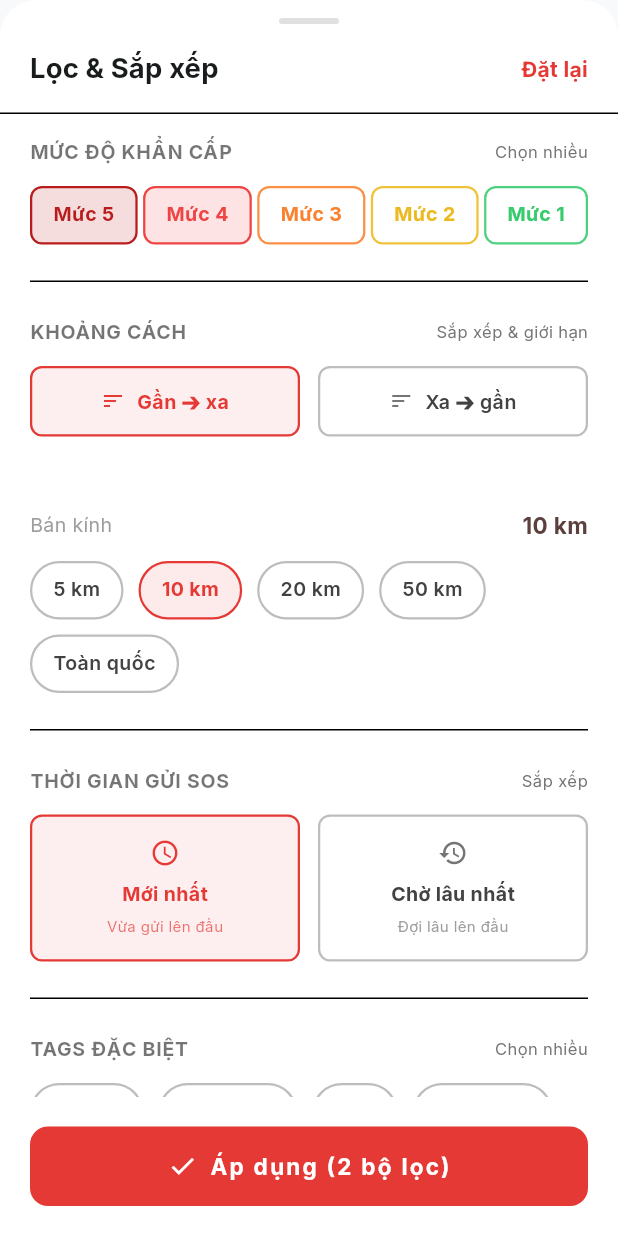
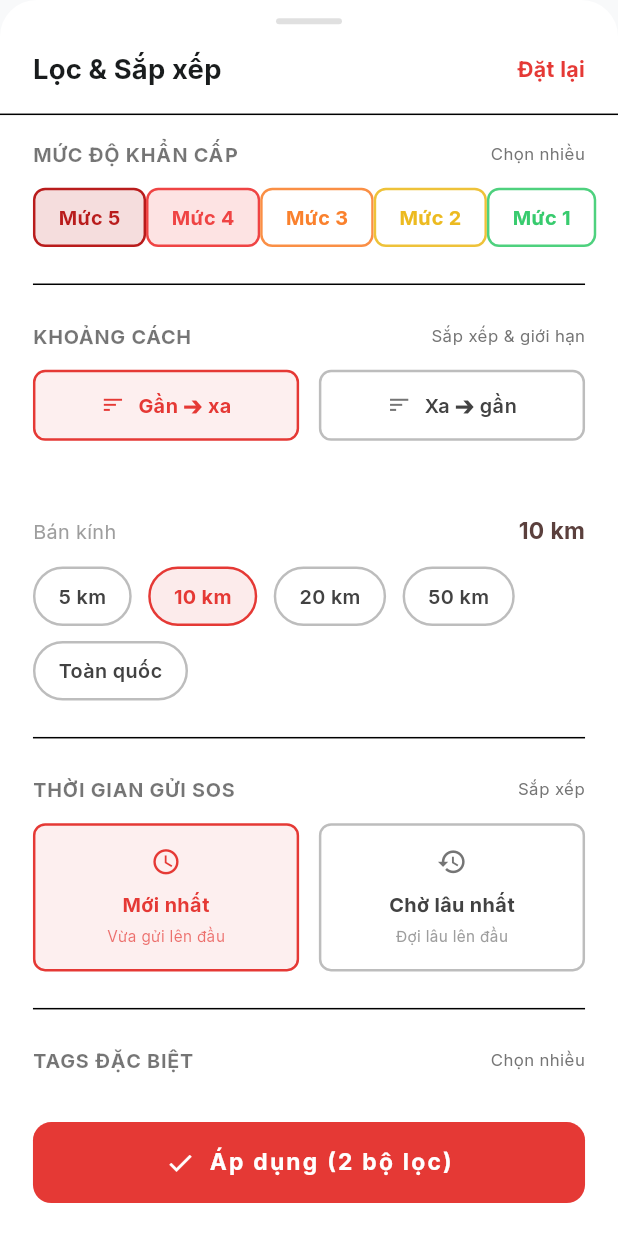
Before and after one commit to FLD-TN/Flood-aid, a Flutter app: the FilterBottomSheet widget shown alone on an empty page, opened directly, on a phone screen of 412 x 824 dp. Run offline on Flutter 3.47's test engine with Material 3 defaults, Android fonts, the phone set to English and light mode, and no system bars; our stand-ins replace connectivity_plus, firebase_auth, firebase_core, firebase_messaging, flutter_local_notifications, flutter_map and 8 more; accounts and stored records are empty; network calls fail.

Commit message:
feat(ui): refactor global widgets to be responsive

```diff
--- a/mobile/lib/widgets/connectivity_banner.dart
+++ b/mobile/lib/widgets/connectivity_banner.dart
@@ -1,6 +1,7 @@
 import 'dart:async';
 import 'package:flutter/material.dart';
 import 'package:connectivity_plus/connectivity_plus.dart';
+import 'package:flutter_screenutil/flutter_screenutil.dart';
 
 /// Fix #13: Global connectivity banner — hiện "Mất kết nối mạng"
 /// khi thiết bị offline. Dùng wrap toàn app hoặc từng screen.
@@ -77,22 +78,22 @@ class _ConnectivityBannerState extends State<ConnectivityBanner>
               ? Container(
                   width: double.infinity,
                   color: Colors.red.shade700,
-                  padding: const EdgeInsets.symmetric(
-                    horizontal: 16,
-                    vertical: 8,
+                  padding: EdgeInsets.symmetric(
+                    horizontal: 16.w,
+                    vertical: 8.h,
                   ),
                   child: SafeArea(
                     bottom: false,
                     child: Row(
                       mainAxisAlignment: MainAxisAlignment.center,
-                      children: const [
-                        Icon(Icons.wifi_off, color: Colors.white, size: 16),
-                        SizedBox(width: 8),
+                      children: [
+                        Icon(Icons.wifi_off, color: Colors.white, size: 16.r),
+                        SizedBox(width: 8.w),
                         Text(
                           'Mất kết nối mạng — Đang thử lại...',
                           style: TextStyle(
                             color: Colors.white,
-                            fontSize: 12,
+                            fontSize: 12.sp,
                             fontWeight: FontWeight.bold,
                           ),
                         ),
--- a/mobile/lib/widgets/filter_bottom_sheet.dart
+++ b/mobile/lib/widgets/filter_bottom_sheet.dart
@@ -1,4 +1,5 @@
 import 'package:flutter/material.dart';
+import 'package:flutter_screenutil/flutter_screenutil.dart';
 import '../theme/app_theme.dart';
 
 /// Filter parameters returned to parent
@@ -105,26 +106,26 @@ class _FilterBottomSheetState extends State<FilterBottomSheet> {
         (_maxDistance < 10 ? 1 : 0);
 
     return Container(
-      decoration: const BoxDecoration(
+      decoration: BoxDecoration(
         color: Colors.white,
-        borderRadius: BorderRadius.vertical(top: Radius.circular(24)),
+        borderRadius: BorderRadius.vertical(top: Radius.circular(24.r)),
       ),
       child: Column(
         children: [
           // Handle
-          const SizedBox(height: 12),
+          SizedBox(height: 12.h),
           Container(
-            width: 40,
-            height: 4,
+            width: 40.w,
+            height: 4.h,
             decoration: BoxDecoration(
               color: Colors.grey[300],
-              borderRadius: BorderRadius.circular(2),
+              borderRadius: BorderRadius.circular(2.r),
             ),
           ),
 
           // Header
           Padding(
-            padding: const EdgeInsets.symmetric(horizontal: 20, vertical: 16),
+            padding: EdgeInsets.symmetric(horizontal: 20.w, vertical: 16.h),
             child: Row(
               mainAxisAlignment: MainAxisAlignment.spaceBetween,
               children: [
@@ -141,22 +142,22 @@ class _FilterBottomSheetState extends State<FilterBottomSheet> {
                     style: TextStyle(
                       color: AppColors.alertRed,
                       fontWeight: FontWeight.bold,
-                      fontSize: 14,
+                      fontSize: 14.sp,
                     ),
                   ),
                 ),
               ],
             ),
           ),
-          const Divider(height: 1),
+          Divider(height: 1),
 
           Expanded(
             child: ListView(
-              padding: const EdgeInsets.symmetric(horizontal: 20, vertical: 16),
+              padding: EdgeInsets.symmetric(horizontal: 20.w, vertical: 16.h),
               children: [
                 // 1. MỨC ĐỘ KHẨN CẤP
                 _buildSectionHeader('MỨC ĐỘ KHẨN CẤP', trailing: 'Chọn nhiều'),
-                const SizedBox(height: 12),
+                SizedBox(height: 12.h),
                 Row(
                   mainAxisAlignment: MainAxisAlignment.spaceBetween,
                   children: List.generate(5, (index) {
@@ -174,77 +175,77 @@ class _FilterBottomSheetState extends State<FilterBottomSheet> {
                         });
                       },
                       child: Container(
-                        padding: const EdgeInsets.symmetric(horizontal: 14, vertical: 8),
+                        padding: EdgeInsets.symmetric(horizontal: 14.w, vertical: 8.h),
                         decoration: BoxDecoration(
-                          color: isSelected ? color.withOpacity(0.15) : Colors.white,
+                          color: isSelected ? color.withValues(alpha: 0.15) : Colors.white,
                           border: Border.all(
-                            color: isSelected ? color : color.withOpacity(0.8),
-                            width: 1.5,
+                            color: isSelected ? color : color.withValues(alpha: 0.8),
+                            width: 1.5.w,
                           ),
-                          borderRadius: BorderRadius.circular(8),
+                          borderRadius: BorderRadius.circular(8.r),
                         ),
                         child: Text(
                           'Mức $level',
                           style: TextStyle(
-                            color: isSelected ? color : color.withOpacity(0.9),
+                            color: isSelected ? color : color.withValues(alpha: 0.9),
                             fontWeight: FontWeight.bold,
-                            fontSize: 13,
+                            fontSize: 13.sp,
                           ),
                         ),
                       ),
                     );
                   }),
                 ),
-                const SizedBox(height: 24),
-                const Divider(height: 1),
-                const SizedBox(height: 24),
+                SizedBox(height: 24.h),
+                Divider(height: 1),
+                SizedBox(height: 24.h),
 
                 // 2. KHOẢNG CÁCH
                 _buildSectionHeader('KHOẢNG CÁCH', trailing: 'Sắp xếp & giới hạn'),
-                const SizedBox(height: 12),
+                SizedBox(height: 12.h),
                 Row(
                   children: [
                     Expanded(child: _buildSortButton(true, _sortNearest, 'Gần ➔ xa', Icons.sort)),
-                    const SizedBox(width: 12),
+                    SizedBox(width: 12.w),
                     Expanded(child: _buildSortButton(false, !_sortNearest, 'Xa ➔ gần', Icons.sort)),
                   ],
                 ),
-                const SizedBox(height: 24),
-                const SizedBox(height: 24),
+                SizedBox(height: 24.h),
+                SizedBox(height: 24.h),
                 Row(
                   mainAxisAlignment: MainAxisAlignment.spaceBetween,
                   children: [
-                    const Text('Bán kính', style: TextStyle(color: Colors.grey, fontSize: 13)),
+                    Text('Bán kính', style: TextStyle(color: Colors.grey, fontSize: 13.sp)),
                     Text(
                       _maxDistance == -1 ? 'Toàn quốc' : '${_maxDistance.toInt()} km',
-                      style: const TextStyle(fontWeight: FontWeight.bold, fontSize: 15),
+                      style: TextStyle(fontWeight: FontWeight.bold, fontSize: 15.sp),
                     ),
                   ],
                 ),
-                const SizedBox(height: 12),
+                SizedBox(height: 12.h),
                 Wrap(
-                  spacing: 10,
-                  runSpacing: 10,
+                  spacing: 10.w,
+                  runSpacing: 10.h,
                   children: [5.0, 10.0, 20.0, 50.0, -1.0].map((dist) {
                     final isSelected = _maxDistance == dist;
                     final label = dist == -1.0 ? 'Toàn quốc' : '${dist.toInt()} km';
                     return GestureDetector(
                       onTap: () => setState(() => _maxDistance = dist),
                       child: Container(
-                        padding: const EdgeInsets.symmetric(horizontal: 14, vertical: 8),
+                        padding: EdgeInsets.symmetric(horizontal: 14.w, vertical: 8.h),
                         decoration: BoxDecoration(
-                          color: isSelected ? AppColors.alertRed.withOpacity(0.1) : Colors.white,
+                          color: isSelected ? AppColors.alertRed.withValues(alpha: 0.1) : Colors.white,
                           border: Border.all(
                             color: isSelected ? AppColors.alertRed : Colors.grey.shade400,
-                            width: 1.5,
+                            width: 1.5.w,
                           ),
-                          borderRadius: BorderRadius.circular(20),
+                          borderRadius: BorderRadius.circular(20.r),
                         ),
                         child: Text(
                           label,
                           style: TextStyle(
                             color: isSelected ? AppColors.alertRed : Colors.grey.shade800,
-                            fontSize: 13,
+                            fontSize: 13.sp,
                             fontWeight: isSelected ? FontWeight.bold : FontWeight.w600,
                           ),
                         ),
@@ -252,34 +253,34 @@ class _FilterBottomSheetState extends State<FilterBottomSheet> {
                     );
                   }).toList(),
                 ),
-                const SizedBox(height: 24),
-                const Divider(height: 1),
-                const SizedBox(height: 24),
+                SizedBox(height: 24.h),
+                Divider(height: 1),
+                SizedBox(height: 24.h),
 
                 // 3. THỜI GIAN GỬI SOS
                 _buildSectionHeader('THỜI GIAN GỬI SOS', trailing: 'Sắp xếp'),
-                const SizedBox(height: 12),
+                SizedBox(height: 12.h),
                 Row(
                   children: [
                     Expanded(
                       child: _buildTimeSortButton(true, _sortNewest, 'Mới nhất', 'Vừa gửi lên đầu', Icons.schedule),
                     ),
-                    const SizedBox(width: 12),
+                    SizedBox(width: 12.w),
                     Expanded(
                       child: _buildTimeSortButton(false, !_sortNewest, 'Chờ lâu nhất', 'Đợi lâu lên đầu', Icons.history),
                     ),
                   ],
                 ),
-                const SizedBox(height: 24),
-                const Divider(height: 1),
-                const SizedBox(height: 24),
+                SizedBox(height: 24.h),
+                Divider(height: 1),
+                SizedBox(height: 24.h),
 
                 // 4. TAGS ĐẶC BIỆT
                 _buildSectionHeader('TAGS ĐẶC BIỆT', trailing: 'Chọn nhiều'),
-                const SizedBox(height: 12),
+                SizedBox(height: 12.h),
                 Wrap(
-                  spacing: 10,
-                  runSpacing: 12,
+                  spacing: 10.w,
+                  runSpacing: 12.h,
                   children: _allTags.map((tag) {
                     final isSelected = _selectedTags.contains(tag);
                     final label = _tagLabels[tag] ?? tag;
@@ -299,20 +300,20 @@ class _FilterBottomSheetState extends State<FilterBottomSheet> {
                         });
                       },
                       child: Container(
-                        padding: const EdgeInsets.symmetric(horizontal: 14, vertical: 8),
+                        padding: EdgeInsets.symmetric(horizontal: 14.w, vertical: 8.h),
                         decoration: BoxDecoration(
-                          color: isSelected ? color.withOpacity(0.1) : Colors.white,
+                          color: isSelected ? color.withValues(alpha: 0.1) : Colors.white,
                           border: Border.all(
                             color: isSelected ? color : Colors.grey.shade400,
-                            width: 1.5,
+                            width: 1.5.w,
                           ),
-                          borderRadius: BorderRadius.circular(20),
+                          borderRadius: BorderRadius.circular(20.r),
                         ),
                         child: Text(
                           label,
                           style: TextStyle(
                             color: isSelected ? color : Colors.grey.shade800,
-                            fontSize: 13,
+                            fontSize: 13.sp,
                             fontWeight: isSelected ? FontWeight.bold : FontWeight.w600,
                           ),
                         ),
@@ -320,38 +321,38 @@ class _FilterBottomSheetState extends State<FilterBottomSheet> {
                     );
                   }).toList(),
                 ),
-                const SizedBox(height: 32),
+                SizedBox(height: 32.h),
               ],
             ),
           ),
 
           // Bottom Action
           Padding(
-            padding: const EdgeInsets.all(20),
+            padding: EdgeInsets.all(20.w),
             child: SizedBox(
               width: double.infinity,
               child: ElevatedButton(
                 onPressed: _apply,
                 style: ElevatedButton.styleFrom(
                   backgroundColor: AppColors.alertRed,
-                  padding: const EdgeInsets.symmetric(vertical: 16),
+                  padding: EdgeInsets.symmetric(vertical: 16),
                   shape: RoundedRectangleBorder(
-                    borderRadius: BorderRadius.circular(12),
+                    borderRadius: BorderRadius.circular(12.r),
                   ),
                   elevation: 0,
                 ),
                 child: Row(
                   mainAxisAlignment: MainAxisAlignment.center,
                   children: [
-                    const Icon(Icons.check, color: Colors.white, size: 20),
-                    const SizedBox(width: 8),
+                    Icon(Icons.check, color: Colors.white, size: 20),
+                    SizedBox(width: 8.w),
                     Text(
                       activeFilterCount > 0
                           ? 'Áp dụng ($activeFilterCount bộ lọc)'
                           : 'Áp dụng',
-                      style: const TextStyle(
+                      style: TextStyle(
                         color: Colors.white,
-                        fontSize: 15,
+                        fontSize: 15.sp,
                         fontWeight: FontWeight.bold,
                       ),
                     ),
@@ -371,9 +372,9 @@ class _FilterBottomSheetState extends State<FilterBottomSheet> {
       children: [
         Text(
           title,
-          style: const TextStyle(
+          style: TextStyle(
             fontWeight: FontWeight.bold,
-            fontSize: 13,
+            fontSize: 13.sp,
             color: Colors.black54,
             letterSpacing: 0.5,
           ),
@@ -383,7 +384,7 @@ class _FilterBottomSheetState extends State<FilterBottomSheet> {
             trailing,
             style: TextStyle(
               color: Colors.grey.shade600,
-              fontSize: 11,
+              fontSize: 11.sp,
             ),
           ),
       ],
@@ -394,26 +395,26 @@ class _FilterBottomSheetState extends State<FilterBottomSheet> {
     return GestureDetector(
       onTap: () => setState(() => _sortNearest = isNearest),
       child: Container(
-        padding: const EdgeInsets.symmetric(vertical: 12),
+        padding: EdgeInsets.symmetric(vertical: 12),
         decoration: BoxDecoration(
-          color: isSelected ? AppColors.alertRed.withOpacity(0.08) : Colors.white,
+          color: isSelected ? AppColors.alertRed.withValues(alpha: 0.08) : Colors.white,
           border: Border.all(
             color: isSelected ? AppColors.alertRed : Colors.grey.shade400,
-            width: 1.5,
+            width: 1.5.w,
           ),
-          borderRadius: BorderRadius.circular(8),
+          borderRadius: BorderRadius.circular(8.r),
         ),
         child: Row(
           mainAxisAlignment: MainAxisAlignment.center,
           children: [
-            Icon(icon, size: 16, color: isSelected ? AppColors.alertRed : Colors.grey.shade600),
-            const SizedBox(width: 8),
+            Icon(icon, size: 16.r, color: isSelected ? AppColors.alertRed : Colors.grey.shade600),
+            SizedBox(width: 8.w),
             Text(
               label,
               style: TextStyle(
                 color: isSelected ? AppColors.alertRed : Colors.grey.shade800,
                 fontWeight: isSelected ? FontWeight.bold : FontWeight.w600,
-                fontSize: 13,
+                fontSize: 13.sp,
               ),
             ),
           ],
@@ -426,33 +427,33 @@ class _FilterBottomSheetState extends State<FilterBottomSheet> {
     return GestureDetector(
       onTap: () => setState(() => _sortNewest = isNewest),
       child: Container(
-        padding: const EdgeInsets.symmetric(vertical: 14),
+        padding: EdgeInsets.symmetric(vertical: 14),
         decoration: BoxDecoration(
-          color: isSelected ? AppColors.alertRed.withOpacity(0.08) : Colors.white,
+          color: isSelected ? AppColors.alertRed.withValues(alpha: 0.08) : Colors.white,
           border: Border.all(
             color: isSelected ? AppColors.alertRed : Colors.grey.shade400,
-            width: 1.5,
+            width: 1.5.w,
           ),
-          borderRadius: BorderRadius.circular(8),
+          borderRadius: BorderRadius.circular(8.r),
         ),
         child: Column(
           children: [
-            Icon(icon, size: 20, color: isSelected ? AppColors.alertRed : Colors.grey.shade600),
-            const SizedBox(height: 8),
+            Icon(icon, size: 20.r, color: isSelected ? AppColors.alertRed : Colors.grey.shade600),
+            SizedBox(height: 8.h),
             Text(
               title,
               style: TextStyle(
                 color: isSelected ? AppColors.alertRed : Colors.grey.shade800,
                 fontWeight: FontWeight.bold,
-                fontSize: 13,
+                fontSize: 13.sp,
               ),
             ),
-            const SizedBox(height: 4),
+            SizedBox(height: 4.h),
             Text(
               subtitle,
               style: TextStyle(
-                color: isSelected ? AppColors.alertRed.withOpacity(0.7) : Colors.grey.shade500,
-                fontSize: 10,
+                color: isSelected ? AppColors.alertRed.withValues(alpha: 0.7) : Colors.grey.shade500,
+                fontSize: 10.sp,
               ),
             ),
           ],
--- a/mobile/lib/widgets/sos_action_button.dart
+++ b/mobile/lib/widgets/sos_action_button.dart
@@ -1,4 +1,5 @@
 import 'package:flutter/material.dart';
+import 'package:flutter_screenutil/flutter_screenutil.dart';
 import '../theme/app_theme.dart';
 
 // ══════════════════════════════════════════════════════
@@ -33,17 +34,17 @@ class SosActionButton extends StatelessWidget {
       child: AnimatedContainer(
         duration: const Duration(milliseconds: 100),
         width: double.infinity,
-        height: height,
+        height: height.h,
         decoration: BoxDecoration(
           color: isDisabled ? AppColors.surfaceElevated : bg,
-          borderRadius: BorderRadius.circular(AppRadius.lg),
+          borderRadius: BorderRadius.circular(AppRadius.lg.r),
           boxShadow: !isDisabled
               ? [
                   BoxShadow(
-                    color: bg.withOpacity(0.45),
-                    blurRadius: 20,
-                    spreadRadius: 2,
-                    offset: const Offset(0, 4),
+                    color: bg.withValues(alpha: 0.45),
+                    blurRadius: 20.r,
+                    spreadRadius: 2.r,
+                    offset: Offset(0, 4.h),
                   ),
                 ]
               : [],
@@ -51,11 +52,11 @@ class SosActionButton extends StatelessWidget {
         child: Center(
           child: isLoading
               ? SizedBox(
-                  width: 28,
-                  height: 28,
+                  width: 28.w,
+                  height: 28.w,
                   child: CircularProgressIndicator(
                     color: Colors.white,
-                    strokeWidth: 2.5,
+                    strokeWidth: 2.5.w,
                   ),
                 )
               : Text(
@@ -64,8 +65,8 @@ class SosActionButton extends StatelessWidget {
                     color: isDisabled
                         ? AppColors.textMuted
                         : Colors.white,
-                    fontSize: 20,
-                    letterSpacing: 1.8,
+                    fontSize: 20.sp,
+                    letterSpacing: 1.8.w,
                   ),
                   textAlign: TextAlign.center,
                 ),
```
